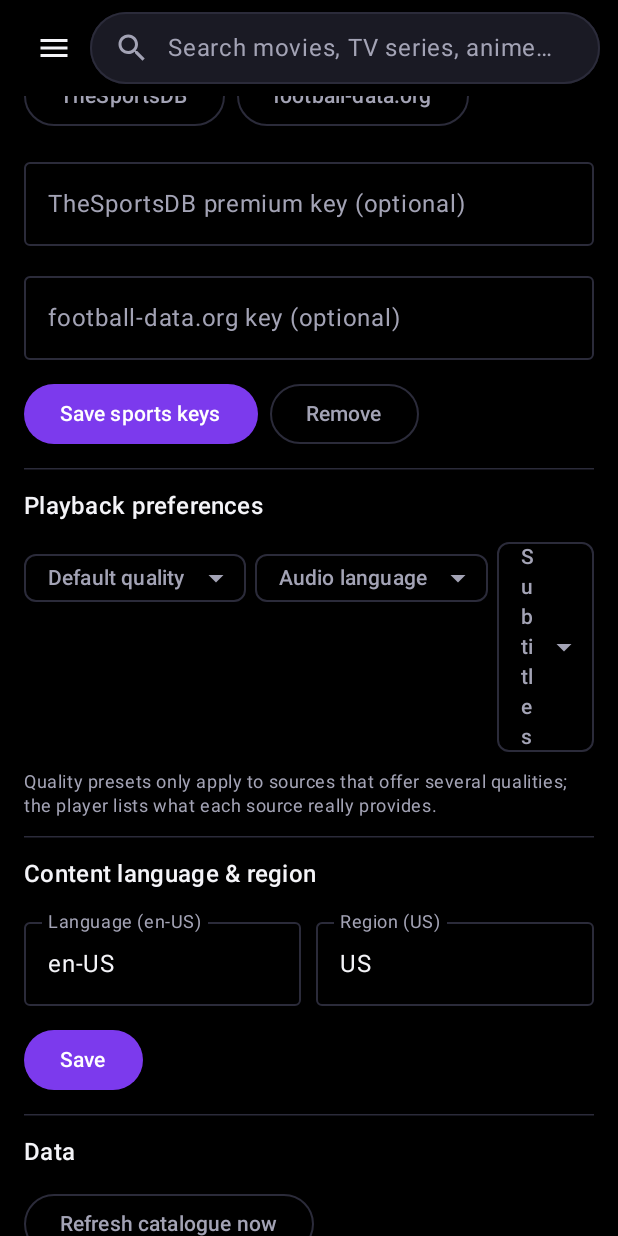
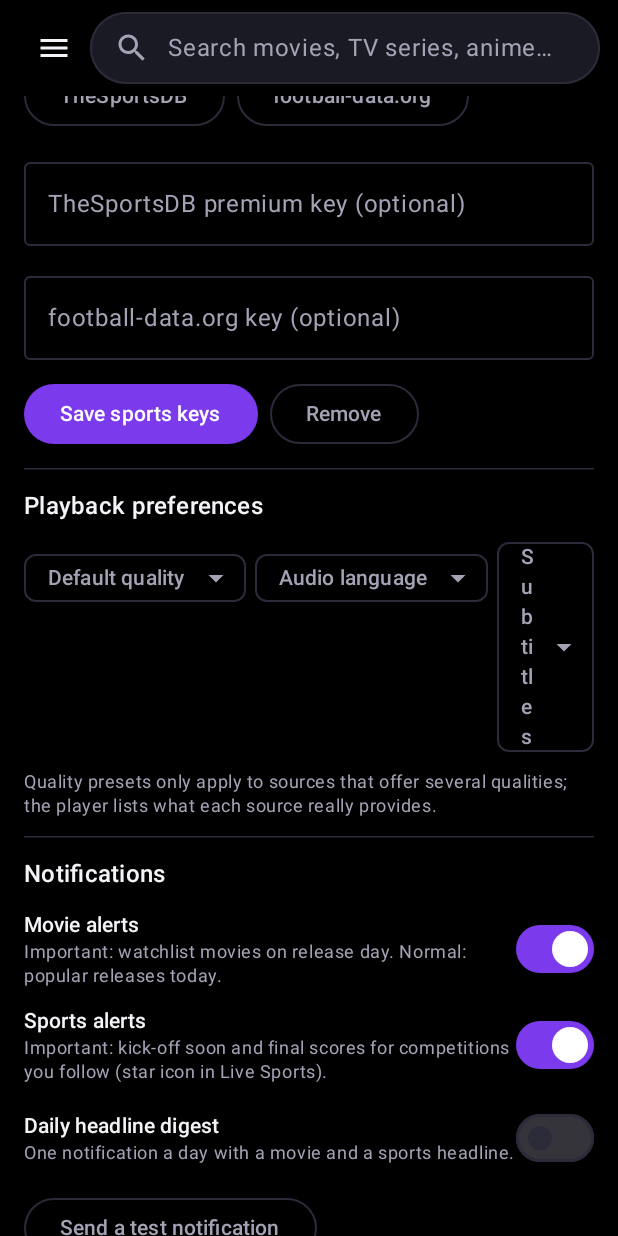
Before and after one commit to alectryonvanguard-netizen/My-movies, an Android app built with Jetpack Compose: the SettingsScreen screen opened through its navigation route, scrolled down 532 dp, on a phone screen of 412 x 824 dp. Run offline under Robolectric (Android 15) with nearby library versions, the phone set to English and light mode, and no system bars; our stand-ins replace Room's generated code; pictures from the network do not load; 1 statement that could not run was skipped.

Commit message:
Update SettingsScreen.kt

```diff
--- a/app/src/main/java/com/example/My movies/SettingsScreen.kt
+++ b/app/src/main/java/com/example/My movies/SettingsScreen.kt
@@ -15,6 +15,7 @@ import androidx.compose.ui.unit.dp
 import coil.imageLoader
 import com.mymovie.app.appContainer
 import com.mymovie.app.data.TestResult
+import com.mymovie.app.notify.Notifier
 import com.mymovie.app.data.TmdbAuth
 import com.mymovie.app.data.remote.Network
 import com.mymovie.app.ui.components.DropdownChip
@@ -43,6 +44,10 @@ fun SettingsScreen() {
     var preset by remember { mutableStateOf(p.qualityPreset) }
     var audio by remember { mutableStateOf(p.audioLang) }
     var subs by remember { mutableStateOf(p.subtitleLang) }
+    var aMovies by remember { mutableStateOf(p.alertMovies) }
+    var aSports by remember { mutableStateOf(p.alertSports) }
+    var aNews by remember { mutableStateOf(p.alertNews) }
+    var followed by remember { mutableStateOf(p.followedLeagues) }
 
     Column(Modifier.fillMaxSize().verticalScroll(rememberScrollState()).padding(16.dp), verticalArrangement = Arrangement.spacedBy(12.dp)) {
         Text("Settings", style = MaterialTheme.typography.headlineMedium)
@@ -117,6 +122,32 @@ fun SettingsScreen() {
         Text("Quality presets only apply to sources that offer several qualities; the player lists what each source really provides.", style = MaterialTheme.typography.bodySmall, color = TextDim)
 
         HorizontalDivider()
+        Text("Notifications", style = MaterialTheme.typography.titleMedium)
+        @Composable fun SwitchRow(label: String, sub: String, on: Boolean, change: (Boolean) -> Unit) {
+            Row(Modifier.fillMaxWidth(), verticalAlignment = androidx.compose.ui.Alignment.CenterVertically) {
+                Column(Modifier.weight(1f)) { Text(label, style = MaterialTheme.typography.labelLarge); Text(sub, style = MaterialTheme.typography.bodySmall, color = TextDim) }
+                Switch(on, change)
+            }
+        }
+        SwitchRow("Movie alerts", "Important: watchlist movies on release day. Normal: popular releases today.", aMovies) { aMovies = it; p.alertMovies = it }
+        SwitchRow("Sports alerts", "Important: kick-off soon and final scores for competitions you follow (star icon in Live Sports).", aSports) { aSports = it; p.alertSports = it }
+        SwitchRow("Daily headline digest", "One notification a day with a movie and a sports headline.", aNews) { aNews = it; p.alertNews = it }
+        if (followed.isNotEmpty()) {
+            Text("Followed competitions", style = MaterialTheme.typography.labelLarge)
+            followed.forEach { f ->
+                Row(Modifier.fillMaxWidth(), verticalAlignment = androidx.compose.ui.Alignment.CenterVertically) {
+                    Text(f.split("|").getOrElse(3) { f }, Modifier.weight(1f))
+                    TextButton(onClick = { followed = followed - f; p.followedLeagues = followed }) { Text("Unfollow") }
+                }
+            }
+        }
+        OutlinedButton(onClick = {
+            if (Notifier.enabled(ctx)) { Notifier.send(ctx, "test", Notifier.HIGH, "My Movie alerts are on", "You will get release-day, match and score alerts here."); toast("Test sent") }
+            else toast("Notifications are blocked. Allow them in Android settings.")
+        }) { Text("Send a test notification") }
+        Text("Alerts are checked about every 30 minutes by polling free data sources. Android may delay them to save battery, and they are not real-time goal alerts.", style = MaterialTheme.typography.bodySmall, color = TextDim)
+
+        HorizontalDivider()
         Text("Content language & region", style = MaterialTheme.typography.titleMedium)
         Row(horizontalArrangement = Arrangement.spacedBy(10.dp)) {
             OutlinedTextField(language, { language = it }, singleLine = true, label = { Text("Language (en-US)") }, modifier = Modifier.weight(1f))
```
